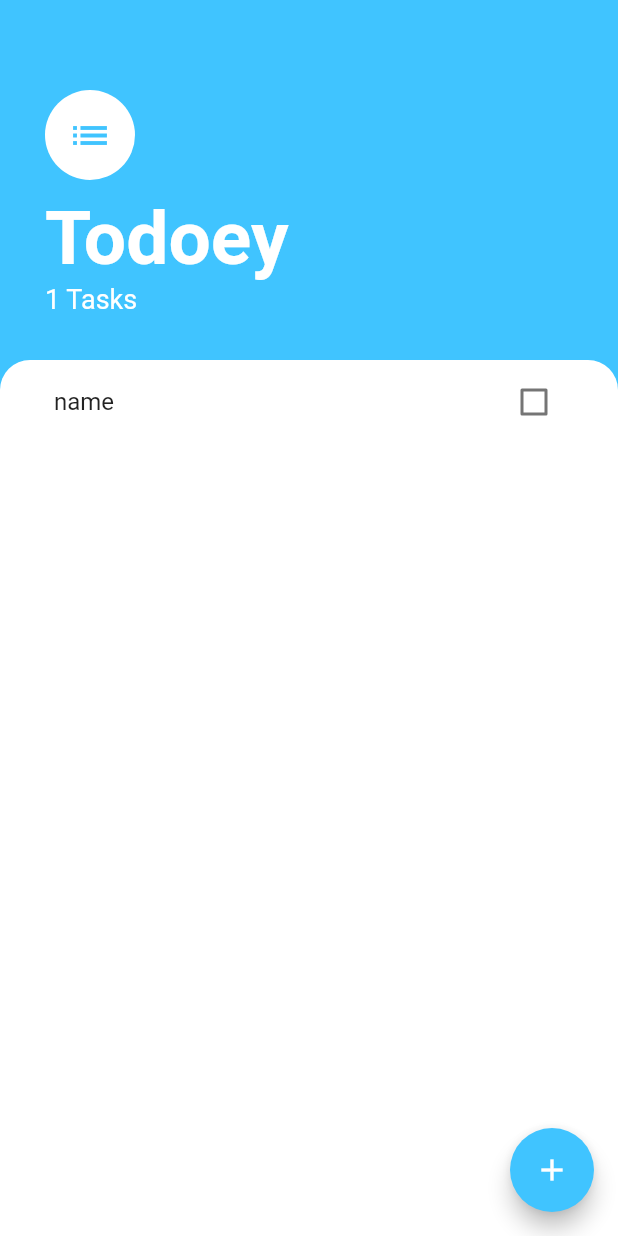
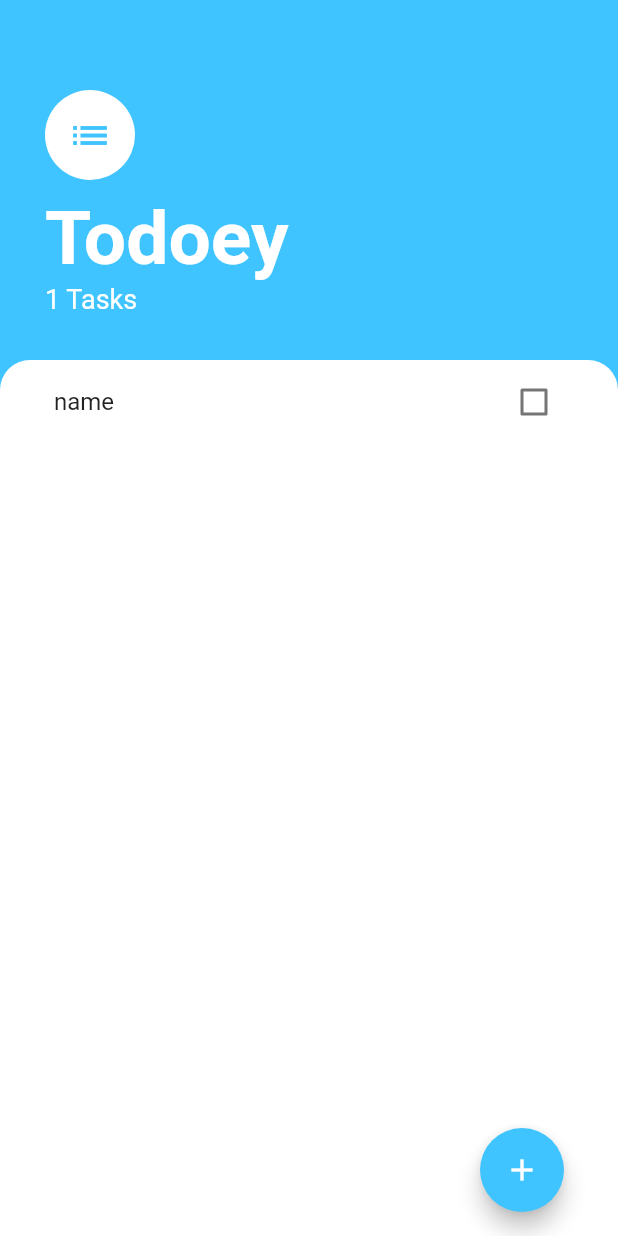
Before and after one commit to inesagh/to_do, a Flutter app: the screen it shows after launch, on a phone screen of 412 x 824 dp. Run offline on Flutter 3.47's test engine with Material 2 defaults, Android fonts, the phone set to English and light mode, and no system bars.

Commit message:
Added padding from right for FloatingActionButton :)

```diff
--- a/lib/screens/tasks_screen.dart
+++ b/lib/screens/tasks_screen.dart
@@ -9,7 +9,6 @@ class TasksScreen extends StatelessWidget {
 
   @override
   Widget build(BuildContext context) {
-
     return Scaffold(
       backgroundColor: Colors.lightBlueAccent,
       body: Column(
@@ -67,7 +66,9 @@ class TasksScreen extends StatelessWidget {
           )
         ],
       ),
-      floatingActionButton: FloatingActionButton(
+      floatingActionButton: Padding(
+        padding: EdgeInsets.only(right: 20),
+        child: FloatingActionButton(
           onPressed: () {
             showModalBottomSheet(
               context: context,
@@ -88,6 +89,7 @@ class TasksScreen extends StatelessWidget {
           child: Icon(Icons.add),
           backgroundColor: Colors.lightBlueAccent,
         ),
+      ),
     );
   }
 }
```
Lines whose indentation alone changed are shown as unchanged.
